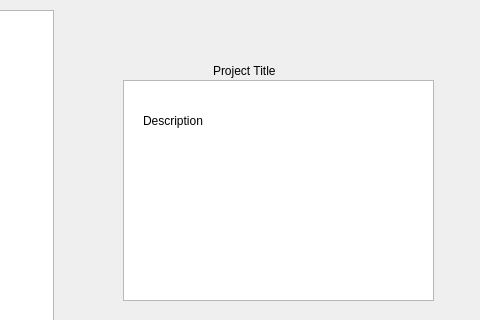
The window that studentmanageprojectview.ui (abhinavthukral28/stuPID) describes before a commit, drawn with Qt 5; both pictures show x 137 to 617 and y 0 to 320 of the 617 by 476 pixel window.
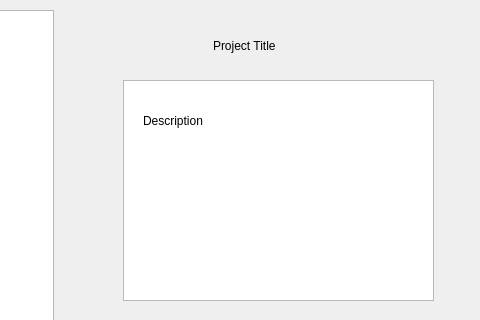
The same window after the commit.

Commit message: chage UI for studentProjectRegesterView

```diff
--- a/studentmanageprojectview.ui
+++ b/studentmanageprojectview.ui
@@ -76,9 +76,9 @@
    <property name="geometry">
     <rect>
      <x>350</x>
-     <y>60</y>
-     <width>91</width>
-     <height>21</height>
+     <y>30</y>
+     <width>111</width>
+     <height>31</height>
     </rect>
    </property>
    <property name="text">
```
